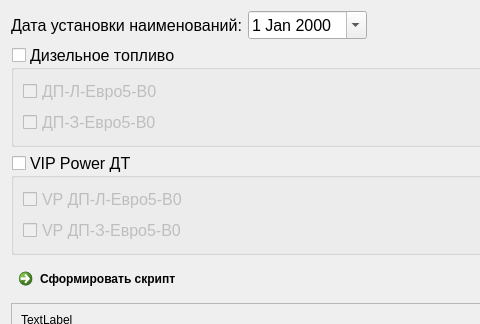
rust3128/iMposOld, file FuelNameWizard/setfuelnamepage.ui: the form before one commit; both pictures show x 0 to 480 and y 0 to 324 of the 729 by 633 pixel window.
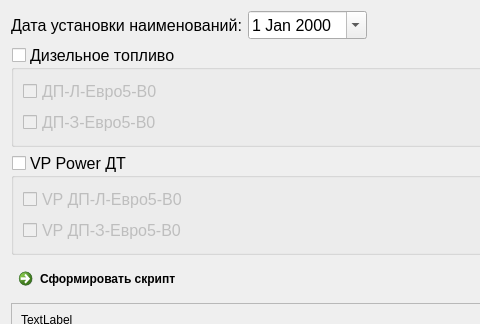
The form after the commit.

What changed in the file:
```diff
--- a/FuelNameWizard/setfuelnamepage.ui
+++ b/FuelNameWizard/setfuelnamepage.ui
@@ -102,7 +102,7 @@
         </font>
        </property>
        <property name="title">
-        <string>VIP Power ДТ</string>
+        <string>VP Power ДТ</string>
        </property>
        <property name="flat">
         <bool>false</bool>
```
